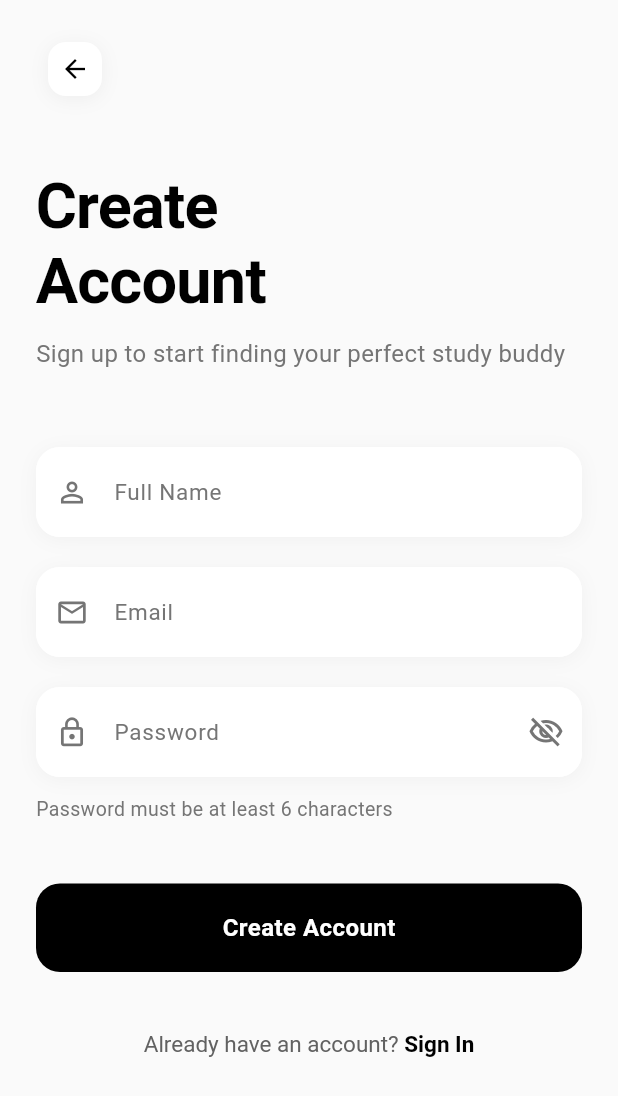
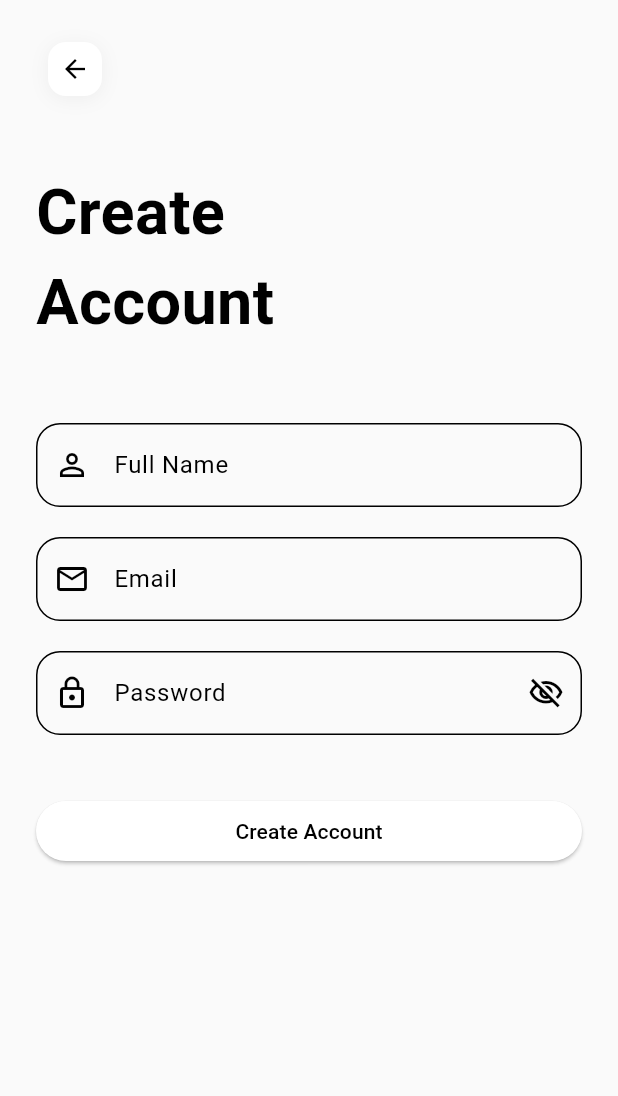
Before and after one commit to itsyuknow/StuddyBuddy, a Flutter app: the SignupScreen screen opened directly with empty values, on a phone screen of 412 x 824 dp. Shown: the top 1096 px of the screen. Run offline on Flutter 3.47's test engine with Material 3 defaults, Android fonts, the phone set to English and light mode, and no system bars; our stand-ins replace image_picker, shared_preferences, supabase_flutter, timeago; accounts and stored records are empty.

Commit message:
new updTW 07/25

```diff
--- a/lib/screens/login_screen.dart
+++ b/lib/screens/login_screen.dart
@@ -257,7 +257,7 @@ class _LoginScreenState extends State<LoginScreen> {
                           builder: (_) => SignupScreen(
                             examData: widget.examData,
                             selectedStrengths: widget.selectedStrengths,
-                            selectedWeaknesses: widget.selectedWeaknesses, selectedSkills: [], selectedIssues: [],
+                            selectedWeaknesses: widget.selectedWeaknesses,
                           ),
                         ),
                       );
--- a/lib/screens/signup_screen.dart
+++ b/lib/screens/signup_screen.dart
@@ -7,16 +7,12 @@ class SignupScreen extends StatefulWidget {
   final Map<String, dynamic> examData;
   final List<String> selectedStrengths;
   final List<String> selectedWeaknesses;
-  final List<String> selectedSkills;
-  final List<String> selectedIssues;
 
   const SignupScreen({
     super.key,
     required this.examData,
     required this.selectedStrengths,
     required this.selectedWeaknesses,
-    required this.selectedSkills,
-    required this.selectedIssues,
   });
 
   @override
@@ -28,6 +24,7 @@ class _SignupScreenState extends State<SignupScreen> {
   final _emailController = TextEditingController();
   final _passwordController = TextEditingController();
   final supabase = Supabase.instance.client;
+
   bool _isLoading = false;
   bool _obscurePassword = true;
 
@@ -55,17 +52,17 @@ class _SignupScreenState extends State<SignupScreen> {
     setState(() => _isLoading = true);
 
     try {
-      // Sign up with Supabase Auth
+      // 1️⃣ Supabase Auth Signup
       final AuthResponse authResponse = await supabase.auth.signUp(
         email: _emailController.text.trim(),
         password: _passwordController.text,
       );
 
       if (authResponse.user == null) {
-        throw Exception('Sign up failed');
+        throw Exception('Signup failed');
       }
 
-      // Store additional user data in users table
+      // 2️⃣ Insert user data (REMOVED skills & study_issues)
       await supabase.from('users').insert({
         'id': authResponse.user!.id,
         'full_name': _nameController.text.trim(),
@@ -73,11 +70,9 @@ class _SignupScreenState extends State<SignupScreen> {
         'exam_id': widget.examData['id'],
         'strengths': widget.selectedStrengths,
         'weaknesses': widget.selectedWeaknesses,
-        'skills': widget.selectedSkills,
-        'study_issues': widget.selectedIssues,
       });
 
-      // Fetch complete user data
+      // 3️⃣ Fetch full user profile
       final userData = await supabase
           .from('users')
           .select()
@@ -96,7 +91,8 @@ class _SignupScreenState extends State<SignupScreen> {
       Navigator.pushAndRemoveUntil(
         context,
         MaterialPageRoute(
-            builder: (_) => const MainAppScreen(initialTabIndex: 0)),
+          builder: (_) => const MainAppScreen(initialTabIndex: 0),
+        ),
             (route) => false,
       );
     } on AuthException catch (e) {
@@ -172,7 +168,7 @@ class _SignupScreenState extends State<SignupScreen> {
                         ),
                       ],
                     ),
-                    child: const Icon(Icons.arrow_back, color: Colors.black, size: 20),
+                    child: const Icon(Icons.arrow_back, size: 20),
                   ),
                   onPressed: () => Navigator.pop(context),
                 ),
@@ -182,17 +178,6 @@ class _SignupScreenState extends State<SignupScreen> {
                   style: TextStyle(
                     fontSize: 42,
                     fontWeight: FontWeight.bold,
-                    height: 1.2,
-                    letterSpacing: -0.5,
-                  ),
-                ),
-                const SizedBox(height: 12),
-                Text(
-                  'Sign up to start finding your perfect study buddy',
-                  style: TextStyle(
-                    fontSize: 16,
-                    color: Colors.grey.shade600,
-                    height: 1.5,
                   ),
                 ),
                 const SizedBox(height: 50),
@@ -200,14 +185,12 @@ class _SignupScreenState extends State<SignupScreen> {
                   controller: _nameController,
                   label: 'Full Name',
                   icon: Icons.person_outline,
-                  keyboardType: TextInputType.name,
                 ),
                 const SizedBox(height: 20),
                 _buildTextField(
                   controller: _emailController,
                   label: 'Email',
                   icon: Icons.email_outlined,
-                  keyboardType: TextInputType.emailAddress,
                 ),
                 const SizedBox(height: 20),
                 _buildTextField(
@@ -217,18 +200,12 @@ class _SignupScreenState extends State<SignupScreen> {
                   obscureText: _obscurePassword,
                   suffixIcon: IconButton(
                     icon: Icon(
-                      _obscurePassword ? Icons.visibility_off_outlined : Icons.visibility_outlined,
-                      color: Colors.grey.shade600,
+                      _obscurePassword
+                          ? Icons.visibility_off_outlined
+                          : Icons.visibility_outlined,
                     ),
-                    onPressed: () => setState(() => _obscurePassword = !_obscurePassword),
-                  ),
-                ),
-                const SizedBox(height: 12),
-                Text(
-                  'Password must be at least 6 characters',
-                  style: TextStyle(
-                    fontSize: 13,
-                    color: Colors.grey.shade600,
+                    onPressed: () =>
+                        setState(() => _obscurePassword = !_obscurePassword),
                   ),
                 ),
                 const SizedBox(height: 40),
@@ -236,63 +213,11 @@ class _SignupScreenState extends State<SignupScreen> {
                   width: double.infinity,
                   child: ElevatedButton(
                     onPressed: _isLoading ? null : _signup,
-                    style: ElevatedButton.styleFrom(
-                      padding: const EdgeInsets.symmetric(vertical: 18),
-                      backgroundColor: Colors.black,
-                      foregroundColor: Colors.white,
-                      shape: RoundedRectangleBorder(
-                        borderRadius: BorderRadius.circular(16),
-                      ),
-                      elevation: 0,
-                      shadowColor: Colors.black.withOpacity(0.3),
-                    ),
                     child: _isLoading
-                        ? const SizedBox(
-                      height: 20,
-                      width: 20,
-                      child: CircularProgressIndicator(
-                        color: Colors.white,
-                        strokeWidth: 2,
-                      ),
-                    )
-                        : const Text(
-                      'Create Account',
-                      style: TextStyle(
-                        fontSize: 16,
-                        fontWeight: FontWeight.w600,
-                        letterSpacing: 0.3,
-                      ),
-                    ),
+                        ? const CircularProgressIndicator(color: Colors.white)
+                        : const Text('Create Account'),
                   ),
                 ),
-                const SizedBox(height: 24),
-                Center(
-                  child: TextButton(
-                    onPressed: () => Navigator.pop(context),
-                    style: TextButton.styleFrom(
-                      padding: const EdgeInsets.symmetric(horizontal: 20, vertical: 12),
-                    ),
-                    child: RichText(
-                      text: TextSpan(
-                        style: TextStyle(
-                          fontSize: 15,
-                          color: Colors.grey.shade700,
-                        ),
-                        children: const [
-                          TextSpan(text: 'Already have an account? '),
-                          TextSpan(
-                            text: 'Sign In',
-                            style: TextStyle(
-                              color: Colors.black,
-                              fontWeight: FontWeight.bold,
-                            ),
-                          ),
-                        ],
-                      ),
-                    ),
-                  ),
-                ),
-                const SizedBox(height: 20),
               ],
             ),
           ),
@@ -306,50 +231,16 @@ class _SignupScreenState extends State<SignupScreen> {
     required String label,
     required IconData icon,
     bool obscureText = false,
-    TextInputType? keyboardType,
     Widget? suffixIcon,
   }) {
-    return Container(
-      decoration: BoxDecoration(
-        color: Colors.white,
-        borderRadius: BorderRadius.circular(16),
-        boxShadow: [
-          BoxShadow(
-            color: Colors.black.withOpacity(0.04),
-            blurRadius: 10,
-            offset: const Offset(0, 2),
-          ),
-        ],
-      ),
-      child: TextField(
-        controller: controller,
-        obscureText: obscureText,
-        keyboardType: keyboardType,
-        style: const TextStyle(fontSize: 16),
-        decoration: InputDecoration(
-          labelText: label,
-          labelStyle: TextStyle(
-            color: Colors.grey.shade600,
-            fontSize: 15,
-          ),
-          prefixIcon: Icon(icon, color: Colors.grey.shade600, size: 22),
-          suffixIcon: suffixIcon,
-          border: OutlineInputBorder(
-            borderRadius: BorderRadius.circular(16),
-            borderSide: BorderSide.none,
-          ),
-          enabledBorder: OutlineInputBorder(
-            borderRadius: BorderRadius.circular(16),
-            borderSide: BorderSide.none,
-          ),
-          focusedBorder: OutlineInputBorder(
-            borderRadius: BorderRadius.circular(16),
-            borderSide: const BorderSide(color: Colors.black, width: 2),
-          ),
-          filled: true,
-          fillColor: Colors.white,
-          contentPadding: const EdgeInsets.symmetric(horizontal: 20, vertical: 18),
-        ),
+    return TextField(
+      controller: controller,
+      obscureText: obscureText,
+      decoration: InputDecoration(
+        labelText: label,
+        prefixIcon: Icon(icon),
+        suffixIcon: suffixIcon,
+        border: OutlineInputBorder(borderRadius: BorderRadius.circular(16)),
       ),
     );
   }
```
